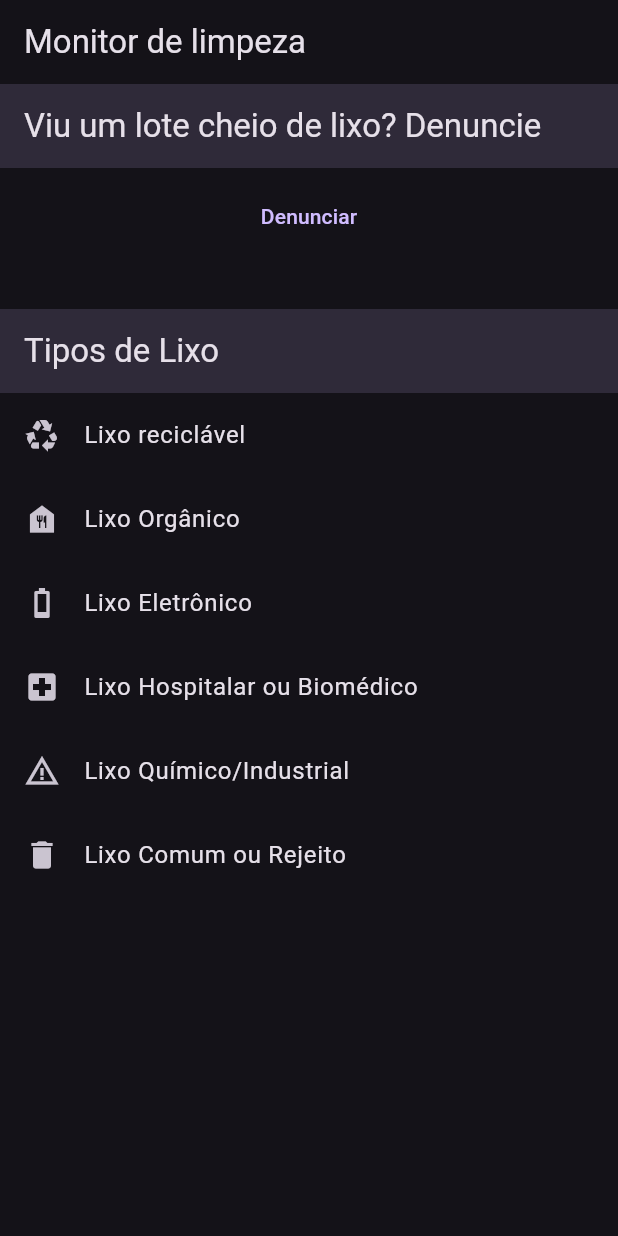
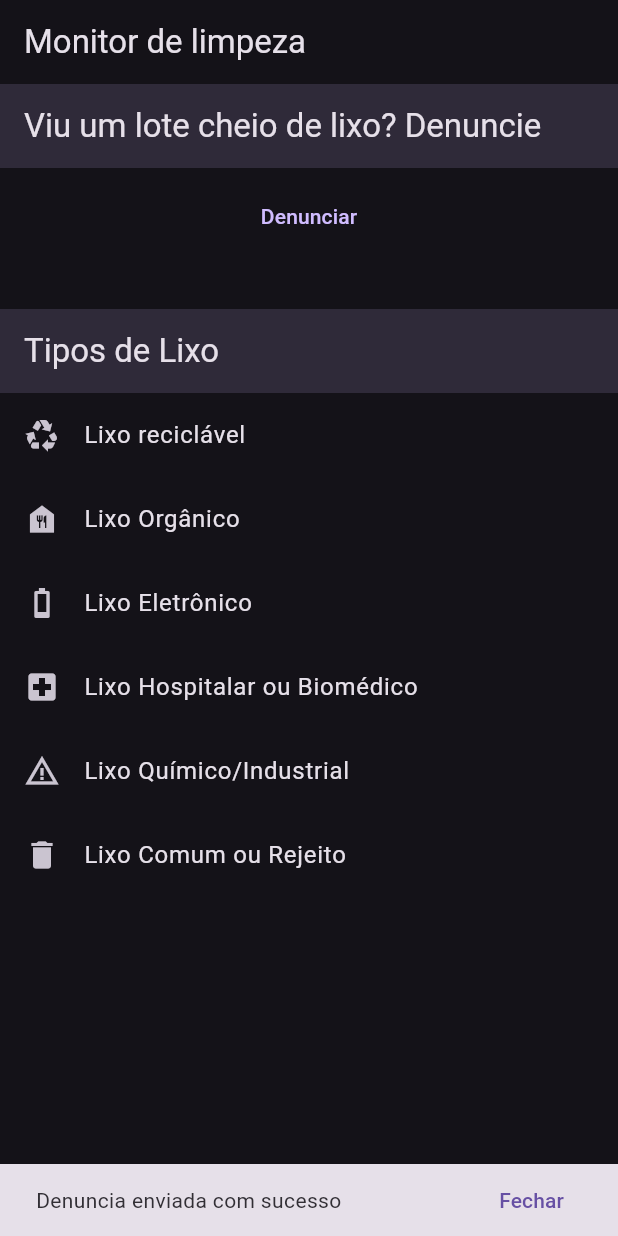
Before and after one commit to HenriqueZuffo/cleansApp, a Flutter app: the screen it shows after launch, after a tap on "Denunciar", on a phone screen of 412 x 824 dp. Run offline on Flutter 3.47's test engine with Material 3 defaults, Android fonts, the phone set to English and light mode, and no system bars; our stand-ins replace geolocator; missing offline and left inert: super_bullet_list.

Commit message:
feat: add snackBar to feedback for complaint

```diff
--- a/lib/complaint.dart
+++ b/lib/complaint.dart
@@ -26,6 +26,17 @@ class _Complaint extends State<Complaint>{
         child: TextButton(
           onPressed: (){
             getPosition();
+
+            final snackBar = SnackBar(
+              content: const Text("Denuncia enviada com sucesso"),
+              duration: const Duration(seconds: 5),
+              action: SnackBarAction(
+                  label: 'Fechar',
+                  onPressed: (){}
+              ),
+            );
+
+            ScaffoldMessenger.of(context).showSnackBar(snackBar);
           },
           child: const Text("Denunciar") ),
       ),
```
